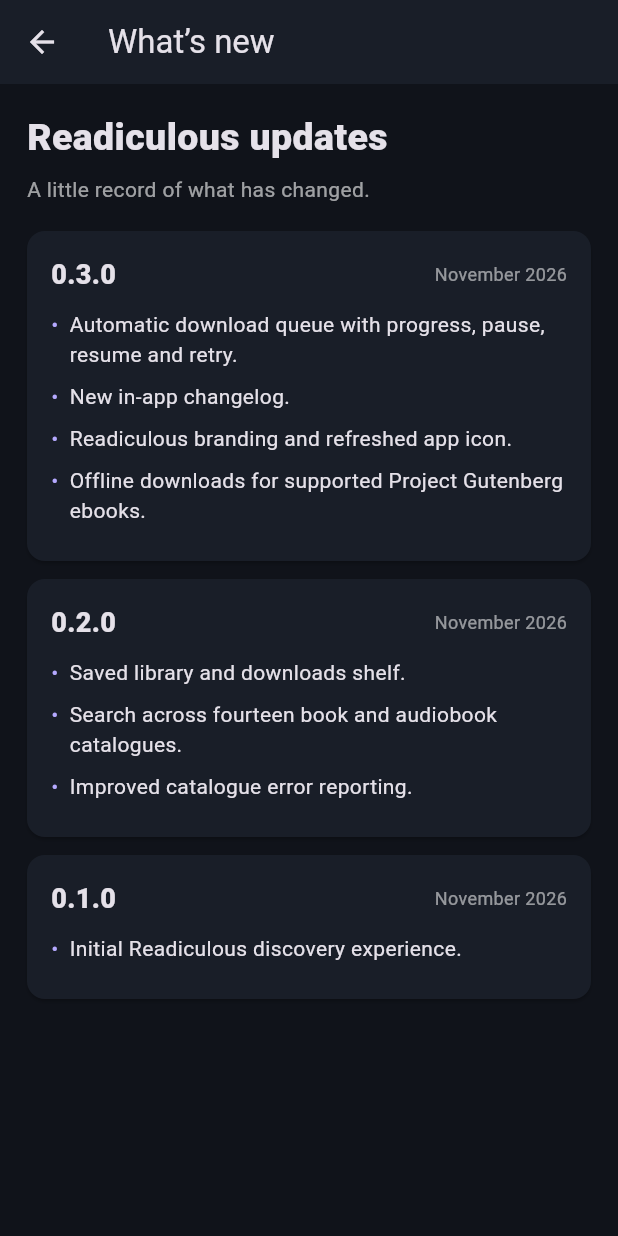
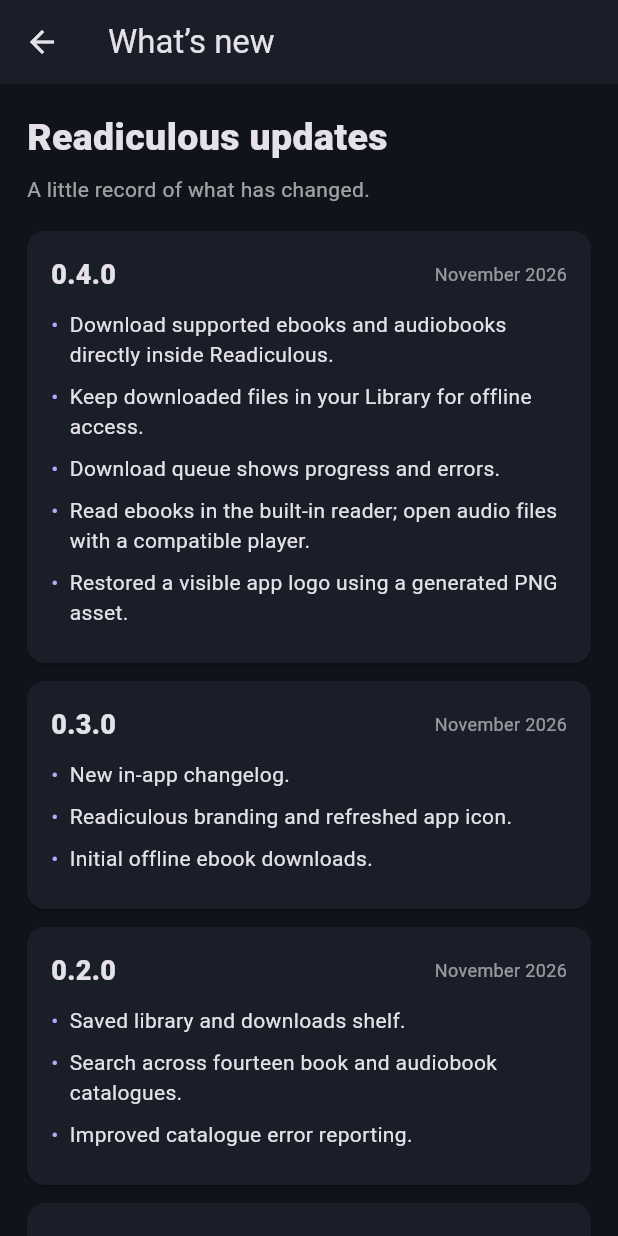
Before and after one commit to Senior-Toasty/books-to-read, a Flutter app: the ChangelogPage screen opened directly, on a phone screen of 412 x 824 dp. Run offline on Flutter 3.47's test engine with Material 3 defaults, Android fonts, the phone set to English and light mode, and no system bars; our stand-ins replace open_filex, shared_preferences; missing offline and left inert: epub_view, pdfx; accounts and stored records are empty.

Commit message:
Document in-app ebook and audiobook downloads

```diff
--- a/app/lib/changelog_page.dart
+++ b/app/lib/changelog_page.dart
@@ -3,11 +3,17 @@ import 'package:flutter/material.dart';
 class ChangelogPage extends StatelessWidget {
   const ChangelogPage({super.key});
   static const entries = [
+    ('0.4.0', 'November 2026', [
+      'Download supported ebooks and audiobooks directly inside Readiculous.',
+      'Keep downloaded files in your Library for offline access.',
+      'Download queue shows progress and errors.',
+      'Read ebooks in the built-in reader; open audio files with a compatible player.',
+      'Restored a visible app logo using a generated PNG asset.',
+    ]),
     ('0.3.0', 'November 2026', [
-      'Automatic download queue with progress, pause, resume and retry.',
       'New in-app changelog.',
       'Readiculous branding and refreshed app icon.',
-      'Offline downloads for supported Project Gutenberg ebooks.',
+      'Initial offline ebook downloads.',
     ]),
     ('0.2.0', 'November 2026', [
       'Saved library and downloads shelf.',
```
